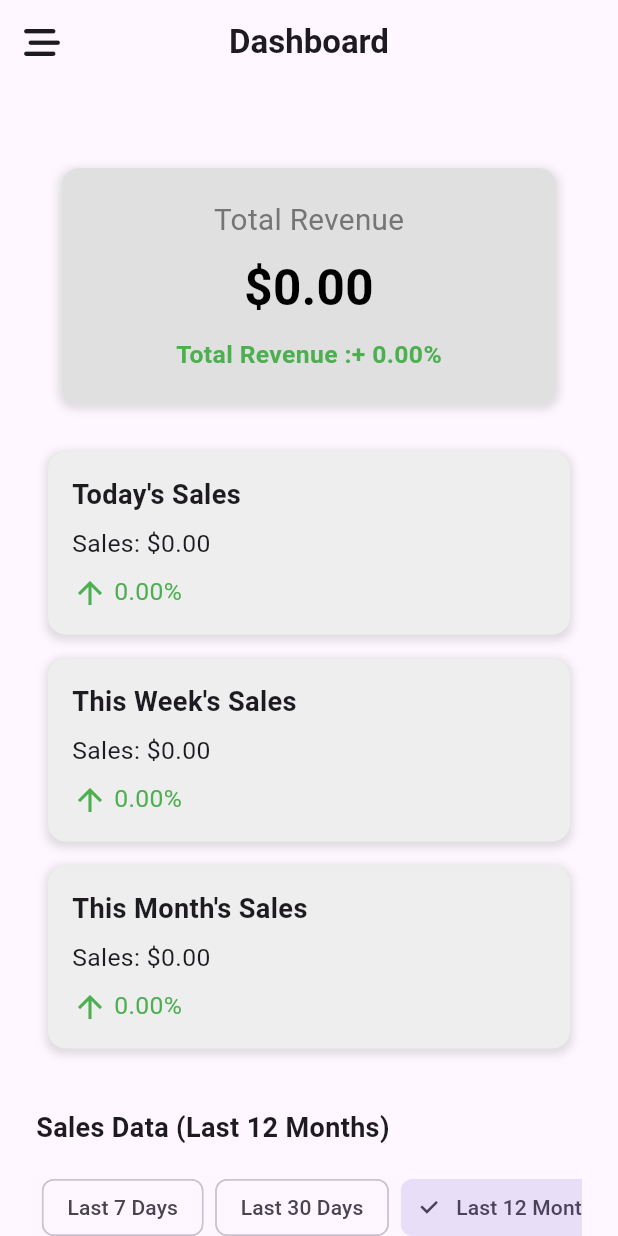
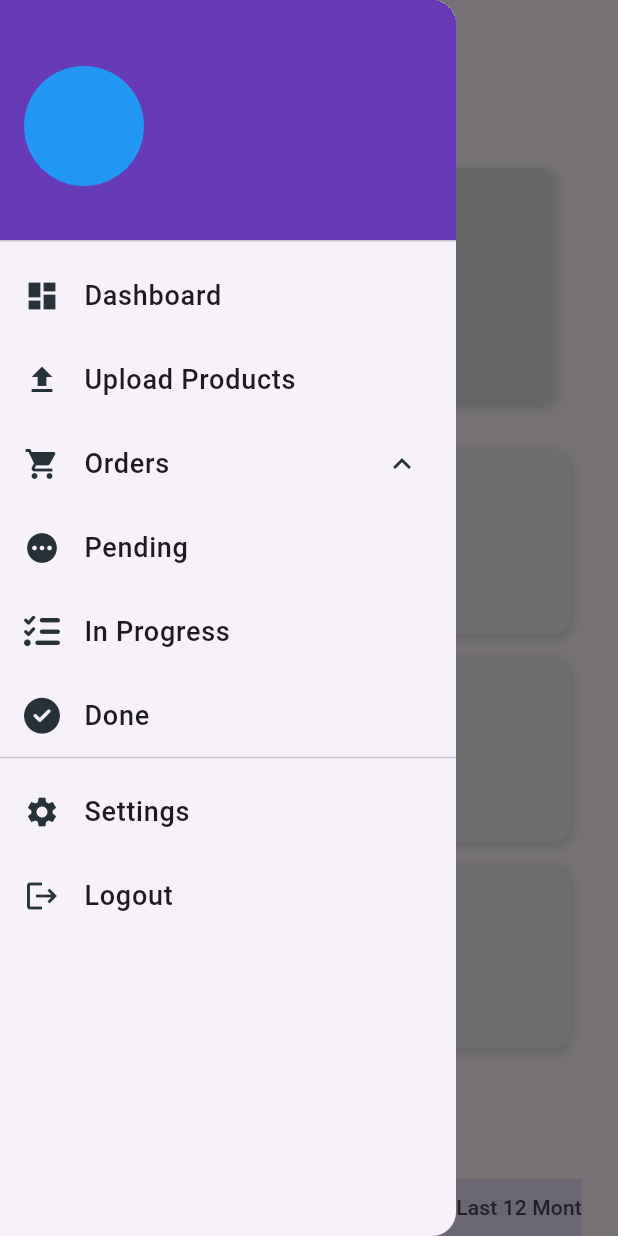
Before and after one commit to AsherAyub80/admin_for_ecommerceapp, a Flutter app: the screen it shows once a user with an empty profile is signed in, in the side drawer, after a tap on "Orders", on a phone screen of 412 x 824 dp. Run offline on Flutter 3.47's test engine with Material 3 defaults, Android fonts, the phone set to English and light mode, and no system bars; our stand-ins replace cloud_firestore, firebase_auth, firebase_core, firebase_storage, fl_chart, flutter_colorpicker and 2 more; accounts and stored records are empty.

Commit message:
improvision on orders

```diff
--- a/lib/Widget/custom_drawer.dart
+++ b/lib/Widget/custom_drawer.dart
@@ -1,15 +1,26 @@
+import 'package:ecommerceadmin/screens/OrdersScreen/deliveredordered.dart';
+import 'package:ecommerceadmin/screens/OrdersScreen/inprogressscreen.dart';
+import 'package:flutter/material.dart';
+import 'package:font_awesome_flutter/font_awesome_flutter.dart';
+import 'package:provider/provider.dart';
 import 'package:ecommerceadmin/auth/auth_gate.dart';
 import 'package:ecommerceadmin/auth/auth_provider.dart';
+import 'package:ecommerceadmin/screens/OrdersScreen/order_screen.dart';
 import 'package:ecommerceadmin/upload_screen.dart';
-import 'package:flutter/material.dart';
 import 'package:ecommerceadmin/screens/dashboard_screen.dart';
-import 'package:provider/provider.dart';
 
-class CustomDrawer extends StatelessWidget {
-  String storeName;
-  String email;
+class CustomDrawer extends StatefulWidget {
+  final String storeName;
+  final String email;
 
   CustomDrawer({super.key, this.storeName = '', this.email = ''});
+
+  @override
+  State<CustomDrawer> createState() => _CustomDrawerState();
+}
+
+class _CustomDrawerState extends State<CustomDrawer> {
+  bool isExpand = false;
 
   @override
   Widget build(BuildContext context) {
@@ -33,7 +44,7 @@ class CustomDrawer extends StatelessWidget {
                   mainAxisAlignment: MainAxisAlignment.center,
                   children: [
                     Text(
-                      storeName,
+                      widget.storeName,
                       style: TextStyle(
                         color: Colors.white,
                         fontSize: 20,
@@ -42,7 +53,7 @@ class CustomDrawer extends StatelessWidget {
                     ),
                     SizedBox(height: 4),
                     Text(
-                      email,
+                      widget.email,
                       style: TextStyle(
                         color: Colors.white70,
                         fontSize: 16,
@@ -73,18 +84,15 @@ class CustomDrawer extends StatelessWidget {
                   context,
                   () => Navigator.push(
                     context,
-                    MaterialPageRoute(builder: (context) => UploadScreen()),
+                    MaterialPageRoute(
+                        builder: (context) => UploadScreen(
+                              storeName: widget.storeName,
+                              storeEmail: widget.email,
+                            )),
                   ),
                 ),
-                _buildDrawerItem(
-                  Icons.shopping_cart,
-                  'Orders',
-                  context,
-                  () => Navigator.push(
-                    context,
-                    MaterialPageRoute(builder: (context) => DashboardScreen()),
-                  ),
-                ),
+                _buildExpandableOrderSection(context),
+                Divider(),
                 _buildDrawerItem(
                   Icons.settings,
                   'Settings',
@@ -94,7 +102,6 @@ class CustomDrawer extends StatelessWidget {
                     MaterialPageRoute(builder: (context) => DashboardScreen()),
                   ),
                 ),
-                Divider(),
                 _buildDrawerItem(
                   Icons.logout,
                   'Logout',
@@ -140,4 +147,122 @@ class CustomDrawer extends StatelessWidget {
       onTap: onTap,
     );
   }
+
+  Widget _buildExpandableOrderSection(BuildContext context) {
+    return Column(
+      children: [
+        GestureDetector(
+          onTap: () {
+            setState(() {
+              isExpand = !isExpand;
+            });
+          },
+          child: ListTile(
+            leading: Icon(Icons.shopping_cart, color: Colors.blueGrey[900]),
+            title: Text(
+              'Orders',
+              style: TextStyle(
+                fontSize: 18,
+                fontWeight: FontWeight.w500,
+              ),
+            ),
+            trailing: Icon(
+              isExpand ? Icons.expand_less : Icons.expand_more,
+              color: Colors.blueGrey[900],
+            ),
+          ),
+        ),
+        AnimatedContainer(
+          duration: Duration(milliseconds: 300),
+          height: isExpand ? 160 : 0,
+          child: ListView(
+            padding: EdgeInsets.zero,
+            children: [
+              _pendingOrder(
+                Icons.pending,
+                'Pending',
+                () {
+                  Navigator.push(
+                      context,
+                      MaterialPageRoute(
+                          builder: (context) => PendingOrders(
+                                storeName: widget.storeName,
+                                storeEmail: widget.email,
+                              )));
+                },
+              ),
+              _progressOrder(
+                FontAwesomeIcons.listCheck,
+                'In Progress',
+                () {
+                  Navigator.push(
+                      context,
+                      MaterialPageRoute(
+                          builder: (context) => InProgressScreen(
+                                storeName: widget.storeName,
+                                storeEmail: widget.email,
+                              )));
+                },
+              ),
+              _doneOrders(
+                FontAwesomeIcons.solidCircleCheck,
+                'Done',
+                () {
+                  Navigator.push(
+                      context,
+                      MaterialPageRoute(
+                          builder: (context) => DeliveredOrdered(
+                                storeName: widget.storeName,
+                                storeEmail: widget.email,
+                              )));
+                },
+              ),
+            ],
+          ),
+        ),
+      ],
+    );
+  }
+
+  ListTile _doneOrders(IconData icon, String title, VoidCallback onTap) {
+    return ListTile(
+      leading: Icon(icon, color: Colors.blueGrey[900]),
+      title: Text(
+        title,
+        style: TextStyle(
+          fontSize: 18,
+          fontWeight: FontWeight.w500,
+        ),
+      ),
+      onTap: onTap,
+    );
+  }
+
+  ListTile _progressOrder(IconData icon, String title, VoidCallback onTap) {
+    return ListTile(
+      leading: Icon(icon, color: Colors.blueGrey[900]),
+      title: Text(
+        title,
+        style: TextStyle(
+          fontSize: 18,
+          fontWeight: FontWeight.w500,
+        ),
+      ),
+      onTap: onTap,
+    );
+  }
+
+  ListTile _pendingOrder(IconData icon, String title, VoidCallback onTap) {
+    return ListTile(
+      leading: Icon(icon, color: Colors.blueGrey[900]),
+      title: Text(
+        title,
+        style: TextStyle(
+          fontSize: 18,
+          fontWeight: FontWeight.w500,
+        ),
+      ),
+      onTap: onTap,
+    );
+  }
 }
--- a/lib/Widget/monthly_graph.dart
+++ b/lib/Widget/monthly_graph.dart
@@ -162,20 +162,24 @@ class _MonthlySalesGraphState extends State<MonthlySalesGraph> {
                                 ),
                                 if (sales > 0)
                                   Positioned(
-                                    bottom:
-                                        barHeight / 2 - 10, // Center vertically
+                                    bottom: barHeight / 2 - 10,
                                     child: Container(
                                       width: barWidth +
                                           20, // Ensure width for text
                                       alignment: Alignment.center,
                                       child: Transform.rotate(
                                         angle: -1.5708,
-                                        child: Text(
-                                          '\$${sales.toStringAsFixed(2)}',
-                                          style: TextStyle(
-                                            fontSize: 10,
-                                            fontWeight: FontWeight.bold,
-                                            color: Colors.white,
+                                        child: FittedBox(
+                                          fit: BoxFit.scaleDown,
+                                          child: Text(
+                                            '\$${barHeight >= 50 ? sales.toStringAsFixed(2) : sales.toStringAsFixed(0)}',
+                                            style: TextStyle(
+                                              fontSize: barHeight <= 50
+                                                  ? barHeight / 2
+                                                  : 10,
+                                              fontWeight: FontWeight.bold,
+                                              color: Colors.white,
+                                            ),
                                           ),
                                         ),
                                       ),
--- a/lib/screens/dashboard_screen.dart
+++ b/lib/screens/dashboard_screen.dart
@@ -28,9 +28,11 @@ class _DashboardScreenState extends State<DashboardScreen> {
         _storeName = authProviders.storeName;
       });
     } catch (e) {
-      ScaffoldMessenger.of(context).showSnackBar(
-        SnackBar(content: Text('Failed to fetch store details: $e')),
-      );
+      if (mounted) {
+        ScaffoldMessenger.of(context).showSnackBar(
+          SnackBar(content: Text('Failed to fetch store details: $e')),
+        );
+      }
     }
   }
 
--- a/lib/screens/register_store.dart
+++ b/lib/screens/register_store.dart
@@ -1,4 +1,5 @@
 import 'package:ecommerceadmin/auth/auth_provider.dart';
+import 'package:ecommerceadmin/screens/dashboard_screen.dart';
 import 'package:ecommerceadmin/upload_screen.dart';
 import 'package:flutter/material.dart';
 import 'package:provider/provider.dart';
@@ -62,7 +63,7 @@ class RegisterStore extends StatelessWidget {
                     Navigator.push(
                         context,
                         MaterialPageRoute(
-                            builder: (context) => UploadScreen()));
+                            builder: (context) => DashboardScreen()));
                   } catch (e) {
                     print(e);
                   }
```
Also changed, not shown: lib/Widget/admin_order_icon.dart (deleted, +0 -71 lines), lib/screens/OrdersScreen/deliveredordered.dart (added, +157 -0 lines), lib/screens/OrdersScreen/inprogressscreen.dart (renamed from lib/order_screen.dart, +55 -11 lines), lib/screens/OrdersScreen/order_detail_screen.dart (renamed from lib/order_detail_screen.dart, +5 -12 lines), lib/screens/OrdersScreen/order_screen.dart (added, +157 -0 lines), lib/upload_screen.dart (+8 -3 lines).
